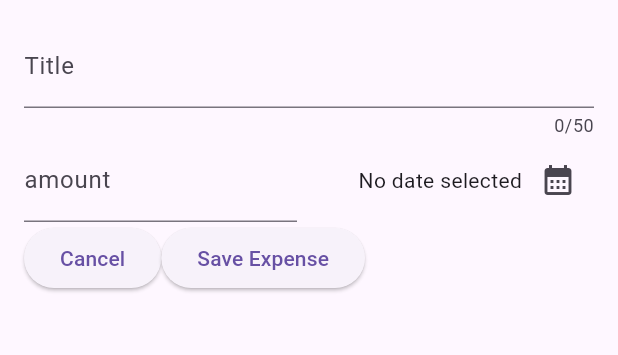
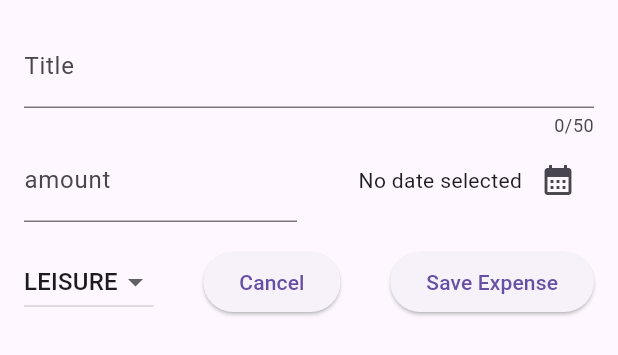
Before and after one commit to sidh18/expenses, a Flutter app: the NewExpense widget shown alone on an empty page, opened directly, on a phone screen of 412 x 824 dp. Shown: the top 355 px of the screen. Run offline on Flutter 3.47's test engine with Material 2 defaults, Android fonts, the phone set to English and light mode, and no system bars.

Commit message:
adding dropdownbutton

```diff
--- a/lib/widgets/new_expensess.dart
+++ b/lib/widgets/new_expensess.dart
@@ -14,11 +14,12 @@ class _NewExpenseState extends State<NewExpense> {
   final _titlecontroller = TextEditingController();
   final _amountcontroller = TextEditingController();
   DateTime? _selecteddate;
+  Category _selectedcategory =Category.leisure;
 
-  void _presentdatepicker()async {
+  void _presentdatepicker() async {
     final now = DateTime.now();
     final firstdate = DateTime(now.year - 1, now.month, now.day);
-    final pickeddate=await showDatePicker(
+    final pickeddate = await showDatePicker(
       context: context,
       initialDate: now,
       firstDate: firstdate,
@@ -65,7 +66,9 @@ class _NewExpenseState extends State<NewExpense> {
                     mainAxisAlignment: MainAxisAlignment.end,
                     crossAxisAlignment: CrossAxisAlignment.center,
                     children: [
-                     Text(_selecteddate==null?'No date selected':formatter.format(_selecteddate!)),
+                      Text(_selecteddate == null
+                          ? 'No date selected'
+                          : formatter.format(_selecteddate!)),
                       IconButton(
                           onPressed: _presentdatepicker,
                           icon: const Icon(Icons.calendar_month))
@@ -74,14 +77,38 @@ class _NewExpenseState extends State<NewExpense> {
                 )
               ],
             ),
+            const SizedBox(height: 16,),
             Row(
               children: [
+                DropdownButton(
+                  value:_selectedcategory,
+                  items: Category.values
+                      .map(
+                        (category) => DropdownMenuItem(
+                          value: category ,
+                          child: Text(
+                            category.name.toUpperCase(),
+                          ),
+                        ),
+                      )
+                      .toList(),
+                  onChanged: (value) {
+                    if(value==null){
+                      return;
+                    }
+                    setState(() {
+                      _selectedcategory = value;
+                    });
+                  },
+                ),
+                const Spacer(),
                 ElevatedButton(
                   onPressed: () {
                     Navigator.pop(context);
                   },
                   child: const Text('Cancel'),
                 ),
+                const Spacer(),
                 ElevatedButton(
                   onPressed: () {
                     print(_titlecontroller.text);
```
